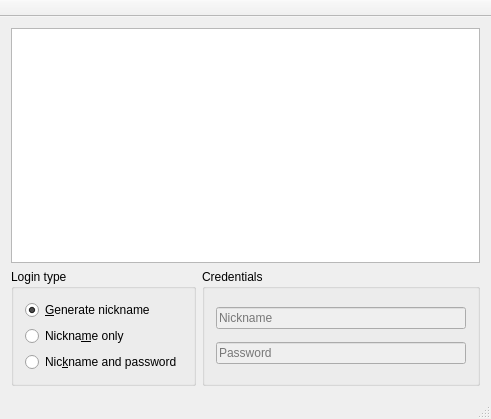
Old version of the form ui/mainwindow.ui in the repository lighterowl/czateria.
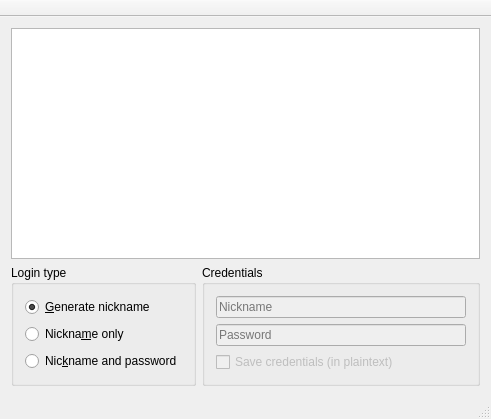
New version of the form. Icons and pictures are not drawn.

Commit message: Allow saving credentials into the local application settings file

```diff
--- a/ui/mainwindow.ui
+++ b/ui/mainwindow.ui
@@ -96,6 +96,16 @@
          </property>
         </widget>
        </item>
+       <item>
+        <widget class="QCheckBox" name="saveCredentialsCheckBox">
+         <property name="enabled">
+          <bool>false</bool>
+         </property>
+         <property name="text">
+          <string>Save credentials (in plaintext)</string>
+         </property>
+        </widget>
+       </item>
       </layout>
      </widget>
     </item>
```
Left out of the diff: 30 changed lines with no effect on the pictures. The commit also changes 3 other files.
